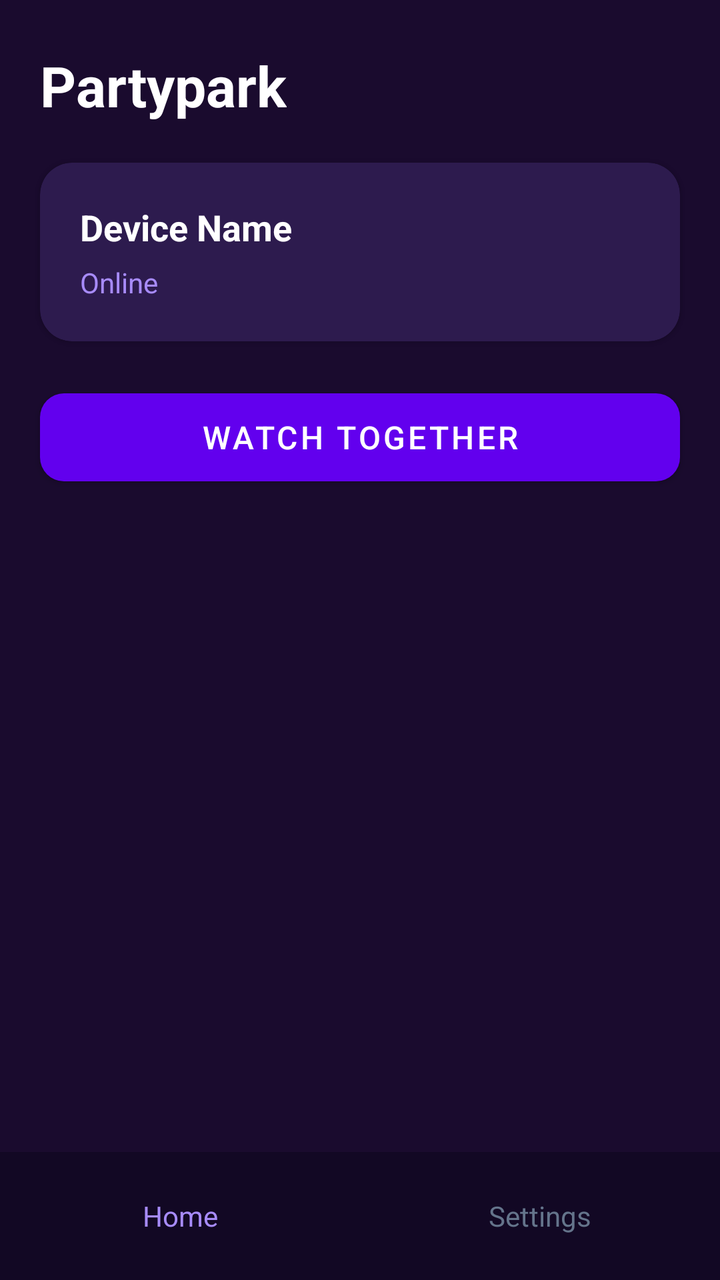
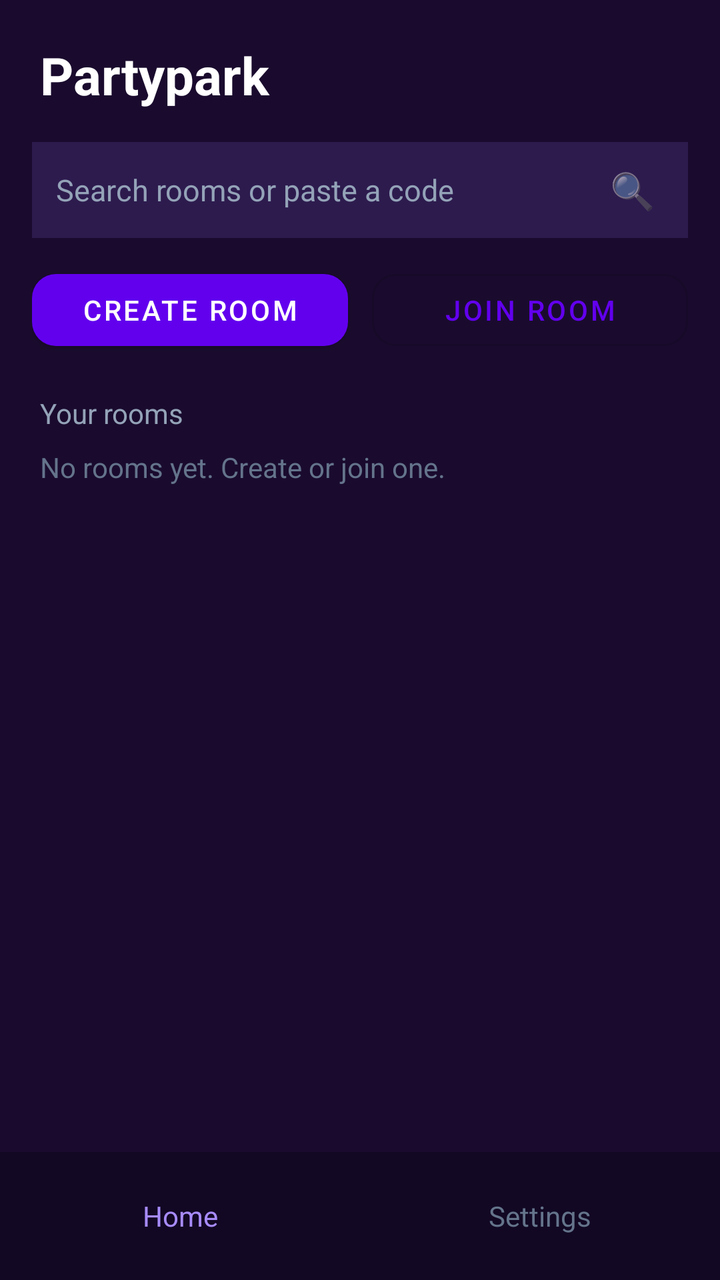

Before-and-after screenshots of an Android layout around one commit, followed by the original layout XML and the change that was made.
<!-- AndroidManifest.xml: application theme Theme.Partypark -->
<!-- res/layout/activity_home.xml -->
<?xml version="1.0" encoding="utf-8"?>
<androidx.constraintlayout.widget.ConstraintLayout xmlns:android="http://schemas.android.com/apk/res/android"
    xmlns:app="http://schemas.android.com/apk/res-auto"
    android:layout_width="match_parent"
    android:layout_height="match_parent"
    android:background="#1a0b2e">

    <TextView
        android:id="@+id/home_title"
        android:layout_width="wrap_content"
        android:layout_height="wrap_content"
        android:layout_marginStart="20dp"
        android:layout_marginTop="24dp"
        android:text="Partypark"
        android:textColor="#FFFFFF"
        android:textSize="28sp"
        android:textStyle="bold"
        app:layout_constraintStart_toStartOf="parent"
        app:layout_constraintTop_toTopOf="parent" />

    <com.google.android.material.card.MaterialCardView
        android:id="@+id/status_card"
        android:layout_width="0dp"
        android:layout_height="wrap_content"
        android:layout_margin="20dp"
        app:cardBackgroundColor="#2d1b4e"
        app:cardCornerRadius="16dp"
        app:layout_constraintEnd_toEndOf="parent"
        app:layout_constraintStart_toStartOf="parent"
        app:layout_constraintTop_toBottomOf="@id/home_title">

        <LinearLayout
            android:layout_width="match_parent"
            android:layout_height="wrap_content"
            android:orientation="vertical"
            android:padding="20dp">

            <TextView
                android:id="@+id/device_name_text"
                android:layout_width="wrap_content"
                android:layout_height="wrap_content"
                android:text="Device Name"
                android:textColor="#FFFFFF"
                android:textSize="18sp"
                android:textStyle="bold" />

            <TextView
                android:id="@+id/status_text"
                android:layout_width="wrap_content"
                android:layout_height="wrap_content"
                android:layout_marginTop="6dp"
                android:text="Online"
                android:textColor="#a78bfa"
                android:textSize="14sp" />
        </LinearLayout>
    </com.google.android.material.card.MaterialCardView>

    <com.google.android.material.button.MaterialButton
        android:id="@+id/watch_together_btn"
        android:layout_width="0dp"
        android:layout_height="56dp"
        android:layout_margin="20dp"
        android:text="Watch Together"
        android:textSize="16sp"
        app:cornerRadius="12dp"
        app:layout_constraintEnd_toEndOf="parent"
        app:layout_constraintStart_toStartOf="parent"
        app:layout_constraintTop_toBottomOf="@id/status_card" />

    <LinearLayout
        android:id="@+id/bottom_nav"
        android:layout_width="0dp"
        android:layout_height="64dp"
        android:background="#120824"
        android:gravity="center"
        android:orientation="horizontal"
        app:layout_constraintBottom_toBottomOf="parent"
        app:layout_constraintEnd_toEndOf="parent"
        app:layout_constraintStart_toStartOf="parent">

        <TextView
            android:id="@+id/nav_home"
            android:layout_width="0dp"
            android:layout_height="match_parent"
            android:layout_weight="1"
            android:gravity="center"
            android:text="Home"
            android:textColor="#a78bfa"
            android:textSize="14sp" />

        <TextView
            android:id="@+id/nav_settings"
            android:layout_width="0dp"
            android:layout_height="match_parent"
            android:layout_weight="1"
            android:gravity="center"
            android:text="Settings"
            android:textColor="#64748b"
            android:textSize="14sp" />
    </LinearLayout>

</androidx.constraintlayout.widget.ConstraintLayout>
<!-- resources referenced by this layout -->
<resources>
  <style name="Theme.Partypark" parent="Theme.MaterialComponents.DayNight.DarkActionBar">
          <item name="colorPrimary">@color/purple_500</item>
          <item name="colorPrimaryVariant">@color/purple_700</item>
          <item name="colorOnPrimary">@color/white</item>
          <item name="colorSecondary">@color/teal_200</item>
          <item name="colorSecondaryVariant">@color/teal_700</item>
          <item name="colorOnSecondary">@color/black</item>
          <item name="android:statusBarColor">?attr/colorPrimaryVariant</item>
      </style>
  <color name="purple_500">#FF6200EE</color>
  <color name="purple_700">#FF3700B3</color>
  <color name="white">#FFFFFFFF</color>
  <color name="teal_200">#FF03DAC5</color>
  <color name="teal_700">#FF018786</color>
  <color name="black">#FF000000</color>
</resources>

<!-- the commit's change to res/layout/activity_home.xml (unified diff, before → after) -->
@@ -10,62 +10,124 @@
         android:layout_width="wrap_content"
         android:layout_height="wrap_content"
         android:layout_marginStart="20dp"
-        android:layout_marginTop="24dp"
+        android:layout_marginTop="20dp"
         android:text="Partypark"
         android:textColor="#FFFFFF"
-        android:textSize="28sp"
+        android:textSize="26sp"
         android:textStyle="bold"
         app:layout_constraintStart_toStartOf="parent"
         app:layout_constraintTop_toTopOf="parent" />
 
-    <com.google.android.material.card.MaterialCardView
-        android:id="@+id/status_card"
+    <LinearLayout
+        android:id="@+id/search_row"
         android:layout_width="0dp"
-        android:layout_height="wrap_content"
-        android:layout_margin="20dp"
-        app:cardBackgroundColor="#2d1b4e"
-        app:cardCornerRadius="16dp"
+        android:layout_height="48dp"
+        android:layout_marginStart="16dp"
+        android:layout_marginTop="16dp"
+        android:layout_marginEnd="16dp"
+        android:background="#2d1b4e"
+        android:gravity="center_vertical"
+        android:orientation="horizontal"
+        android:paddingStart="12dp"
+        android:paddingEnd="4dp"
         app:layout_constraintEnd_toEndOf="parent"
         app:layout_constraintStart_toStartOf="parent"
         app:layout_constraintTop_toBottomOf="@id/home_title">
 
-        <LinearLayout
-            android:layout_width="match_parent"
-            android:layout_height="wrap_content"
-            android:orientation="vertical"
-            android:padding="20dp">
+        <EditText
+            android:id="@+id/home_search"
+            android:layout_width="0dp"
+            android:layout_height="match_parent"
+            android:layout_weight="1"
+            android:background="@android:color/transparent"
+            android:hint="Search rooms or paste a code"
+            android:imeOptions="actionSearch"
+            android:inputType="text"
+            android:textColor="#FFFFFF"
+            android:textColorHint="#94a3b8"
+            android:textSize="15sp" />
 
-            <TextView
-                android:id="@+id/device_name_text"
-                android:layout_width="wrap_content"
-                android:layout_height="wrap_content"
-                android:text="Device Name"
-                android:textColor="#FFFFFF"
-                android:textSize="18sp"
-                android:textStyle="bold" />
+        <TextView
+            android:id="@+id/search_btn"
+            android:layout_width="48dp"
+            android:layout_height="match_parent"
+            android:gravity="center"
+            android:text="🔍"
+            android:textSize="18sp" />
+    </LinearLayout>
 
-            <TextView
-                android:id="@+id/status_text"
-                android:layout_width="wrap_content"
-                android:layout_height="wrap_content"
-                android:layout_marginTop="6dp"
-                android:text="Online"
-                android:textColor="#a78bfa"
-                android:textSize="14sp" />
-        </LinearLayout>
-    </com.google.android.material.card.MaterialCardView>
-
-    <com.google.android.material.button.MaterialButton
-        android:id="@+id/watch_together_btn"
+    <LinearLayout
+        android:id="@+id/room_actions"
         android:layout_width="0dp"
-        android:layout_height="56dp"
-        android:layout_margin="20dp"
-        android:text="Watch Together"
-        android:textSize="16sp"
-        app:cornerRadius="12dp"
+        android:layout_height="wrap_content"
+        android:layout_marginStart="16dp"
+        android:layout_marginTop="12dp"
+        android:layout_marginEnd="16dp"
+        android:orientation="horizontal"
         app:layout_constraintEnd_toEndOf="parent"
         app:layout_constraintStart_toStartOf="parent"
-        app:layout_constraintTop_toBottomOf="@id/status_card" />
+        app:layout_constraintTop_toBottomOf="@id/search_row">
+
+        <com.google.android.material.button.MaterialButton
+            android:id="@+id/create_room_btn"
+            android:layout_width="0dp"
+            android:layout_height="48dp"
+            android:layout_marginEnd="6dp"
+            android:layout_weight="1"
+            android:text="Create Room"
+            android:textSize="14sp"
+            app:cornerRadius="12dp" />
+
+        <com.google.android.material.button.MaterialButton
+            android:id="@+id/join_room_btn"
+            android:layout_width="0dp"
+            android:layout_height="48dp"
+            android:layout_marginStart="6dp"
+            android:layout_weight="1"
+            android:text="Join Room"
+            android:textSize="14sp"
+            app:cornerRadius="12dp"
+            style="@style/Widget.MaterialComponents.Button.OutlinedButton" />
+    </LinearLayout>
+
+    <TextView
+        android:id="@+id/rooms_label"
+        android:layout_width="wrap_content"
+        android:layout_height="wrap_content"
+        android:layout_marginStart="20dp"
+        android:layout_marginTop="18dp"
+        android:text="Your rooms"
+        android:textColor="#94a3b8"
+        android:textSize="14sp"
+        app:layout_constraintStart_toStartOf="parent"
+        app:layout_constraintTop_toBottomOf="@id/room_actions" />
+
+    <TextView
+        android:id="@+id/rooms_empty"
+        android:layout_width="0dp"
+        android:layout_height="wrap_content"
+        android:layout_marginStart="20dp"
+        android:layout_marginTop="8dp"
+        android:layout_marginEnd="20dp"
+        android:text="No rooms yet. Create or join one."
+        android:textColor="#64748b"
+        android:textSize="14sp"
+        app:layout_constraintEnd_toEndOf="parent"
+        app:layout_constraintStart_toStartOf="parent"
+        app:layout_constraintTop_toBottomOf="@id/rooms_label" />
+
+    <androidx.recyclerview.widget.RecyclerView
+        android:id="@+id/rooms_list"
+        android:layout_width="0dp"
+        android:layout_height="0dp"
+        android:layout_marginStart="16dp"
+        android:layout_marginTop="8dp"
+        android:layout_marginEnd="16dp"
+        android:layout_marginBottom="8dp"
+        app:layout_constraintBottom_toTopOf="@id/bottom_nav"
+        app:layout_constraintEnd_toEndOf="parent"
+        app:layout_constraintStart_toStartOf="parent"
+        app:layout_constraintTop_toBottomOf="@id/rooms_label" />
 
     <LinearLayout
         android:id="@+id/bottom_nav"
